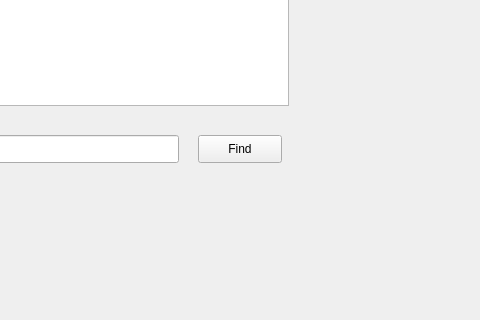
Old version of the form pattern-viewer-program/widget.ui in the repository gusdnr9875/Pattern-Viewer; both pictures show x 232 to 712 and y 415 to 735 of the 1305 by 735 pixel window.
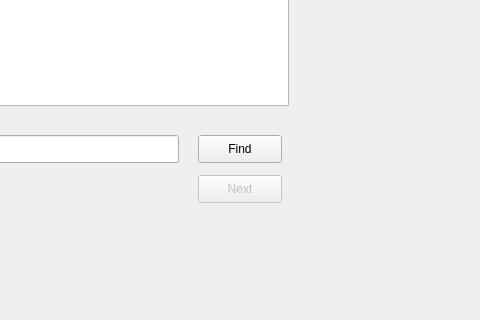
New version of the form.

```diff
--- a/pattern-viewer-program/widget.ui
+++ b/pattern-viewer-program/widget.ui
@@ -100,6 +100,22 @@
     <string>Find</string>
    </property>
   </widget>
+  <widget class="QPushButton" name="nextbutton1">
+   <property name="enabled">
+    <bool>false</bool>
+   </property>
+   <property name="geometry">
+    <rect>
+     <x>430</x>
+     <y>590</y>
+     <width>84</width>
+     <height>28</height>
+    </rect>
+   </property>
+   <property name="text">
+    <string>Next</string>
+   </property>
+  </widget>
  </widget>
  <layoutdefault spacing="6" margin="11"/>
  <resources/>
```
Left out of the diff: 5 changed lines with no effect on the pictures.
